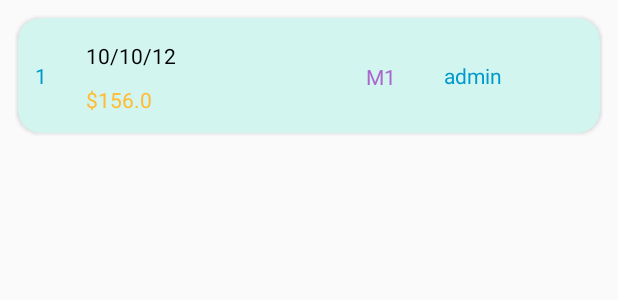
After one commit to etien-andres/EzbrnFood, an Android app: the layout elemento_lista_ventas.xml on its own in the app's theme, with its tools: preview values and no code run, on a phone screen of 412 x 824 dp. The commit adds this screen. Shown: the top 300 px of the screen. Run offline under Robolectric (Android 15) with nearby library versions, the phone set to English and light mode, and no system bars.

Commit message:
icono de lista
Agregado griview para ver ventas

```diff
--- a/app/src/main/AndroidManifest.xml
+++ b/app/src/main/AndroidManifest.xml
@@ -41,7 +41,8 @@
         <activity android:name=".show_categorias" />
         <activity android:name=".Modificador_nuevo" />
         <activity android:name=".Cobrar" />
-        <activity android:name=".fondo_caja"></activity>
+        <activity android:name=".fondo_caja" />
+        <activity android:name=".Cortes"></activity>
     </application>
 
 </manifest>
--- a/app/src/main/java/com/example/esferatech/barnfoodv11/cuenta.java
+++ b/app/src/main/java/com/example/esferatech/barnfoodv11/cuenta.java
@@ -137,10 +137,6 @@ public class cuenta extends Activity {
             viewHolder.desc.setText(cuentaxd.get(i).getNombre());
             viewHolder.prec.setText(Float.toString(cuentaxd.get(i).getPrecio()));
 
-
-
-
-
         }
 
         @Override
--- /dev/null
+++ b/app/src/main/res/layout/elemento_lista_ventas.xml
@@ -0,0 +1,89 @@
+<?xml version="1.0" encoding="utf-8"?>
+
+<LinearLayout xmlns:android="http://schemas.android.com/apk/res/android"
+    xmlns:app="http://schemas.android.com/apk/res-auto"
+    xmlns:tools="http://schemas.android.com/tools"
+    android:layout_width="match_parent"
+    android:layout_height="wrap_content"
+    android:layout_margin="10dp"
+    android:orientation="vertical">
+
+    <android.support.v7.widget.CardView
+        android:layout_width="match_parent"
+        android:layout_height="match_parent"
+        android:layout_margin="2dp"
+        android:elevation="2dp"
+        app:cardBackgroundColor="@color/verde_claro"
+        app:cardCornerRadius="15dp">
+
+        <android.support.constraint.ConstraintLayout
+            android:layout_width="match_parent"
+            android:layout_height="66dp"
+            android:layout_margin="5dp">
+
+            <TextView
+                android:id="@+id/date_venta"
+                android:layout_width="wrap_content"
+                android:layout_height="wrap_content"
+                android:layout_marginStart="40dp"
+                android:layout_marginTop="10dp"
+                android:text="10/10/12"
+                android:textColor="@android:color/background_dark"
+                app:layout_constraintStart_toStartOf="parent"
+                app:layout_constraintTop_toTopOf="parent" />
+
+            <TextView
+                android:id="@+id/id_venta"
+                android:layout_width="wrap_content"
+                android:layout_height="wrap_content"
+                android:layout_marginBottom="24dp"
+                android:layout_marginStart="6dp"
+                android:layout_marginTop="23dp"
+                android:text="1"
+                android:textColor="@android:color/holo_blue_dark"
+                app:layout_constraintBottom_toBottomOf="parent"
+                app:layout_constraintStart_toStartOf="parent"
+                app:layout_constraintTop_toTopOf="parent" />
+
+            <TextView
+                android:id="@+id/total_vent"
+                android:layout_width="wrap_content"
+                android:layout_height="wrap_content"
+                android:layout_marginStart="40dp"
+                android:layout_marginTop="10dp"
+                android:text="$156.0"
+                android:textColor="@android:color/holo_orange_light"
+                app:layout_constraintStart_toStartOf="parent"
+                app:layout_constraintTop_toBottomOf="@+id/date_venta" />
+
+            <TextView
+                android:id="@+id/mesa_venta"
+                android:layout_width="wrap_content"
+                android:layout_height="wrap_content"
+                android:layout_marginBottom="23dp"
+                android:layout_marginEnd="32dp"
+                android:layout_marginTop="24dp"
+                android:text="M1"
+                android:textColor="@android:color/holo_purple"
+                app:layout_constraintBottom_toBottomOf="parent"
+                app:layout_constraintEnd_toStartOf="@+id/user_venta"
+                app:layout_constraintTop_toTopOf="parent"
+                app:layout_constraintVertical_bias="0.0" />
+
+            <TextView
+                android:id="@+id/user_venta"
+                android:layout_width="wrap_content"
+                android:layout_height="wrap_content"
+                android:layout_marginBottom="23dp"
+                android:layout_marginEnd="60dp"
+                android:text="admin"
+                android:textColor="@android:color/holo_blue_dark"
+                app:layout_constraintBottom_toBottomOf="parent"
+                app:layout_constraintEnd_toEndOf="parent" />
+        </android.support.constraint.ConstraintLayout>
+
+
+    </android.support.v7.widget.CardView>
+
+
+</LinearLayout>
--- a/app/src/main/res/layout/fragment_fragmentoventas.xml
+++ b/app/src/main/res/layout/fragment_fragmentoventas.xml
@@ -12,7 +12,7 @@
     <android.support.v7.widget.RecyclerView
         android:id="@+id/cates_reci"
         android:layout_width="0dp"
-        android:layout_height="34dp"
+        android:layout_height="wrap_content"
         android:layout_marginTop="1dp"
         app:layout_constraintEnd_toEndOf="parent"
         app:layout_constraintHorizontal_bias="0.0"
```
Also changed, not shown: app/src/main/java/com/example/esferatech/barnfoodv11/Cortes.java (added, +83 -0 lines), app/src/main/java/com/example/esferatech/barnfoodv11/supervision.java (+8 -0 lines), app/src/main/res/layout/activity_cortes.xml (added, +25 -0 lines).
